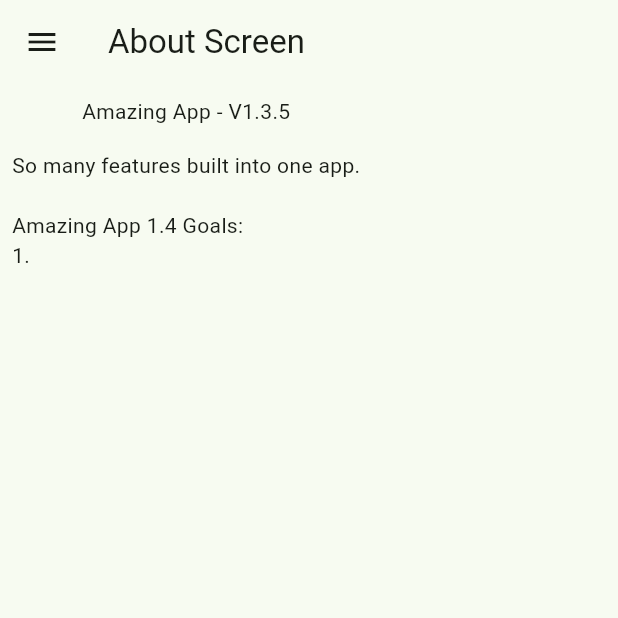
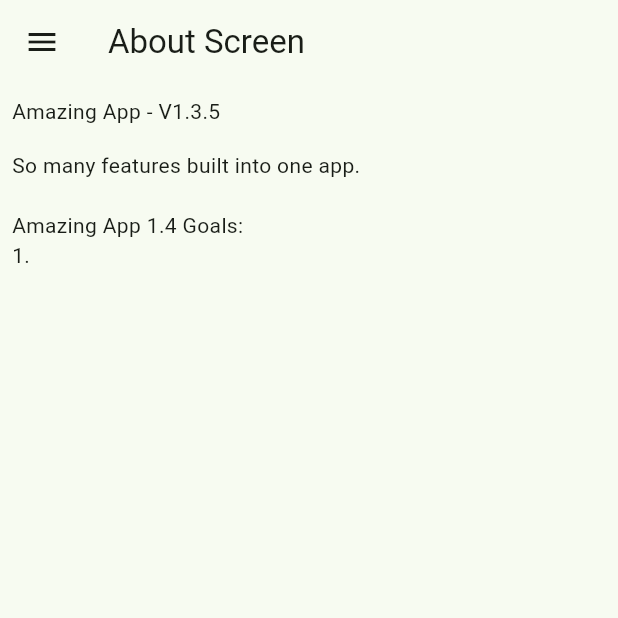
Before and after one commit to Lighting123/amazing_app, a Flutter app: the AboutScreen screen opened directly, on a phone screen of 412 x 824 dp, the top half of it. Run offline on Flutter 3.47's test engine with Material 2 defaults, Android fonts, the phone set to English and light mode, and no system bars; our stand-ins replace auto_size_text, battery_plus, flutter_riverpod, freezed_annotation, shared_preferences; accounts and stored records are empty.

Commit message:
Another Small Fix

```diff
--- a/lib/screens/about_screen.dart
+++ b/lib/screens/about_screen.dart
@@ -8,8 +8,9 @@ class AboutScreen extends StatelessWidget {
   Widget build(BuildContext context) {
     return Scaffold(
       appBar: AppBar(title: const Text("About Screen")),
-      drawer: Drawer(child: const DrawerContent()),
+      drawer: const Drawer(child: DrawerContent()),
       body: const Column(
+        crossAxisAlignment: CrossAxisAlignment.start,
         children: [
           Padding(
             padding: EdgeInsets.all(8.0),
```
